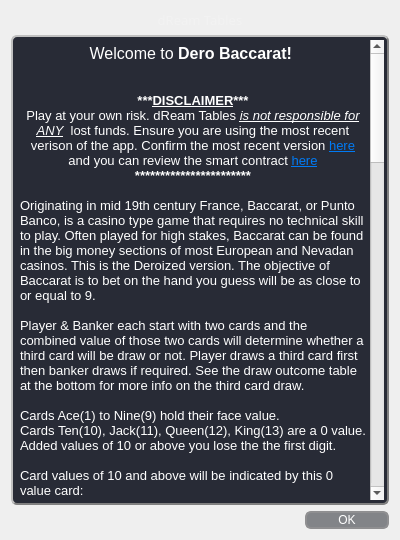
This is Mainnet-Baccarat/help.ui in SixofClubsss/Dero-Baccarat as Qt 5 draws it before an edit. The edited form follows.
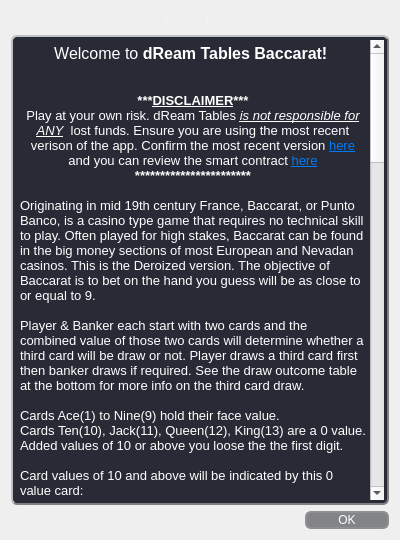
This is the edited form. Icons and pictures are not drawn.

Patch:
```diff
--- a/Mainnet-Baccarat/help.ui
+++ b/Mainnet-Baccarat/help.ui
@@ -35,7 +35,7 @@
     background-position: left;
 }
 QPushButton{
-    background-color: rgb(85, 88, 93, 180);
+    background-color: rgba(85, 88, 93, 180);
     border: 2px solid #8f8f91;
     border-radius: 6px;
     min-width: 80px;
@@ -200,7 +200,7 @@
     border-width: 2px;
     border-radius: 6px;
     padding: 3px;
-    background-color: rgb(28, 31, 43,  240);
+    background-color: rgba(28, 31, 43,  240);
     color: rgb(255, 255, 255);
 }</string>
      </property>
@@ -209,7 +209,7 @@
 &lt;html&gt;&lt;head&gt;&lt;meta name=&quot;qrichtext&quot; content=&quot;1&quot; /&gt;&lt;style type=&quot;text/css&quot;&gt;
 p, li { white-space: pre-wrap; }
 &lt;/style&gt;&lt;/head&gt;&lt;body style=&quot; font-family:'Ubuntu'; font-size:10pt; font-weight:400; font-style:normal;&quot;&gt;
-&lt;p align=&quot;center&quot; style=&quot; margin-top:0px; margin-bottom:0px; margin-left:0px; margin-right:0px; -qt-block-indent:0; text-indent:0px;&quot;&gt;&lt;span style=&quot; font-size:12pt; background-color:transparent;&quot;&gt;Welcome to &lt;/span&gt;&lt;span style=&quot; font-size:12pt; font-weight:600; background-color:transparent;&quot;&gt;Dero&lt;/span&gt;&lt;span style=&quot; font-size:12pt; background-color:transparent;&quot;&gt; &lt;/span&gt;&lt;span style=&quot; font-size:12pt; font-weight:600; background-color:transparent;&quot;&gt;Baccarat!&lt;/span&gt;&lt;span style=&quot; font-size:12pt; background-color:transparent;&quot;&gt; &lt;/span&gt;&lt;/p&gt;
+&lt;p align=&quot;center&quot; style=&quot; margin-top:0px; margin-bottom:0px; margin-left:0px; margin-right:0px; -qt-block-indent:0; text-indent:0px;&quot;&gt;&lt;span style=&quot; font-size:12pt; background-color:transparent;&quot;&gt;Welcome to &lt;/span&gt;&lt;span style=&quot; font-size:12pt; font-weight:600; background-color:transparent;&quot;&gt;dReam Tables&lt;/span&gt;&lt;span style=&quot; font-size:12pt; background-color:transparent;&quot;&gt; &lt;/span&gt;&lt;span style=&quot; font-size:12pt; font-weight:600; background-color:transparent;&quot;&gt;Baccarat! &lt;/span&gt;&lt;/p&gt;
 &lt;p align=&quot;center&quot; style=&quot; margin-top:0px; margin-bottom:0px; margin-left:0px; margin-right:0px; -qt-block-indent:0; text-indent:0px;&quot;&gt;&lt;img src=&quot;:/DeroLogo&quot; /&gt;&lt;/p&gt;
 &lt;p style=&quot;-qt-paragraph-type:empty; margin-top:0px; margin-bottom:0px; margin-left:0px; margin-right:0px; -qt-block-indent:0; text-indent:0px;&quot;&gt;&lt;br /&gt;&lt;/p&gt;
 &lt;p align=&quot;center&quot; style=&quot; margin-top:0px; margin-bottom:0px; margin-left:0px; margin-right:0px; -qt-block-indent:0; text-indent:0px;&quot;&gt;&lt;span style=&quot; font-weight:600; background-color:transparent;&quot;&gt;***&lt;/span&gt;&lt;span style=&quot; font-weight:600; text-decoration: underline; background-color:transparent;&quot;&gt;DISCLAIMER&lt;/span&gt;&lt;span style=&quot; font-weight:600; background-color:transparent;&quot;&gt;***&lt;/span&gt;&lt;/p&gt;
@@ -222,7 +222,7 @@
 &lt;p style=&quot;-qt-paragraph-type:empty; margin-top:0px; margin-bottom:0px; margin-left:0px; margin-right:0px; -qt-block-indent:0; text-indent:0px;&quot;&gt;&lt;br /&gt;&lt;/p&gt;
 &lt;p style=&quot; margin-top:0px; margin-bottom:0px; margin-left:0px; margin-right:0px; -qt-block-indent:0; text-indent:0px;&quot;&gt;&lt;span style=&quot; background-color:transparent;&quot;&gt;Cards Ace(1) to Nine(9) hold their face value.&lt;/span&gt;&lt;/p&gt;
 &lt;p style=&quot; margin-top:0px; margin-bottom:0px; margin-left:0px; margin-right:0px; -qt-block-indent:0; text-indent:0px;&quot;&gt;&lt;span style=&quot; background-color:transparent;&quot;&gt;Cards Ten(10), Jack(11), Queen(12), King(13) are a 0 value.&lt;/span&gt;&lt;/p&gt;
-&lt;p style=&quot; margin-top:0px; margin-bottom:0px; margin-left:0px; margin-right:0px; -qt-block-indent:0; text-indent:0px;&quot;&gt;&lt;span style=&quot; background-color:transparent;&quot;&gt;Added values of 10 or above you lose the the first digit.&lt;/span&gt;&lt;/p&gt;
+&lt;p style=&quot; margin-top:0px; margin-bottom:0px; margin-left:0px; margin-right:0px; -qt-block-indent:0; text-indent:0px;&quot;&gt;&lt;span style=&quot; background-color:transparent;&quot;&gt;Added values of 10 or above you loose the the first digit.&lt;/span&gt;&lt;/p&gt;
 &lt;p style=&quot;-qt-paragraph-type:empty; margin-top:0px; margin-bottom:0px; margin-left:0px; margin-right:0px; -qt-block-indent:0; text-indent:0px;&quot;&gt;&lt;br /&gt;&lt;/p&gt;
 &lt;p style=&quot; margin-top:0px; margin-bottom:0px; margin-left:0px; margin-right:0px; -qt-block-indent:0; text-indent:0px;&quot;&gt;&lt;span style=&quot; background-color:transparent;&quot;&gt;Card values of 10 and above will be indicated by this 0 value card:&lt;/span&gt;&lt;/p&gt;
 &lt;p style=&quot; margin-top:0px; margin-bottom:0px; margin-left:0px; margin-right:0px; -qt-block-indent:0; text-indent:0px;&quot;&gt;&lt;span style=&quot; background-color:transparent;&quot;&gt; &lt;/span&gt;&lt;img src=&quot;:/Card0&quot; /&gt;&lt;/p&gt;
```
Left out of the diff: 8 changed lines with no effect on the pictures.
